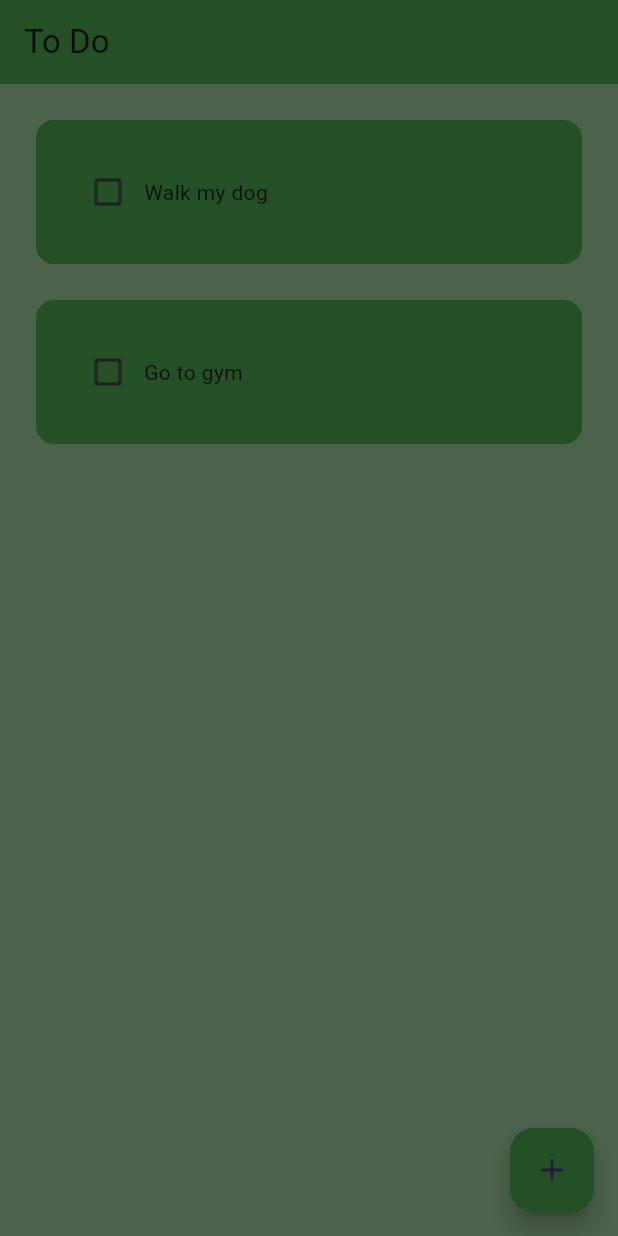
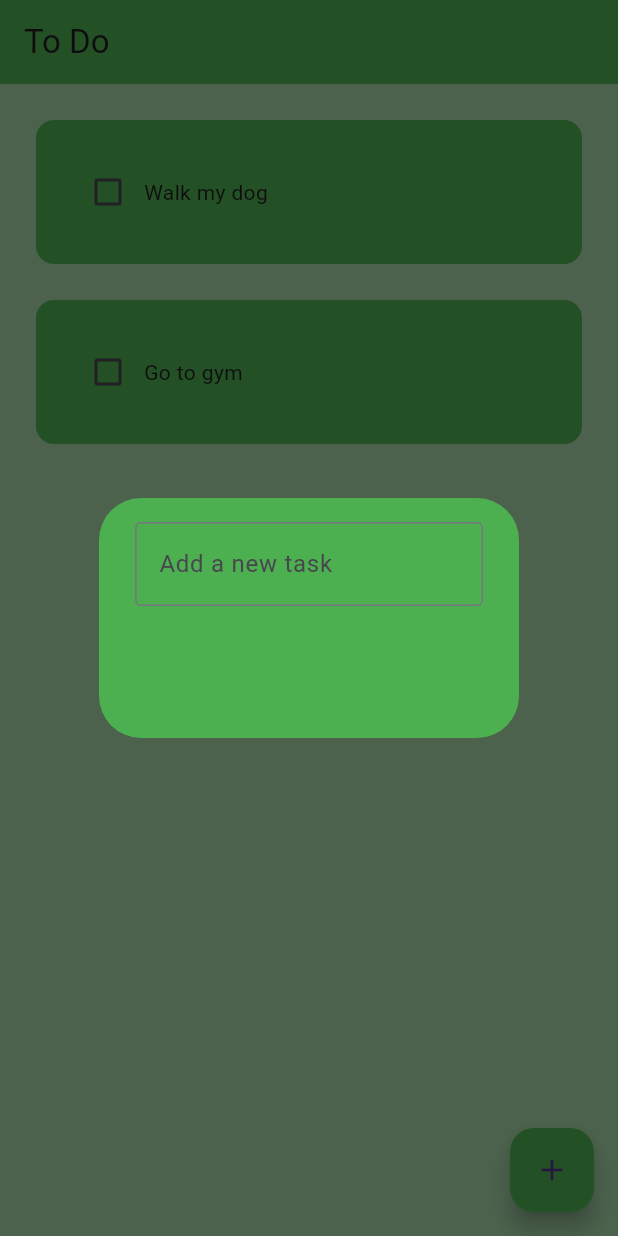
Before and after one commit to Raftouch/todo-app-flutter, a Flutter app: the screen it shows after launch, after a tap on the "add" icon, on a phone screen of 412 x 824 dp. Run offline on Flutter 3.47's test engine with Material 3 defaults, Android fonts, the phone set to English and light mode, and no system bars.

Commit message:
add text field

```diff
--- a/lib/components/dialog_box.dart
+++ b/lib/components/dialog_box.dart
@@ -5,6 +5,19 @@ class DialogBox extends StatelessWidget {
 
   @override
   Widget build(BuildContext context) {
-    return const AlertDialog();
+    return const AlertDialog(
+      backgroundColor: Colors.green,
+      content: SizedBox(
+        height: 120,
+        child: Column(
+          children: [
+            TextField(
+              decoration: InputDecoration(
+                  border: OutlineInputBorder(), hintText: "Add a new task"),
+            ),
+          ],
+        ),
+      ),
+    );
   }
 }
```
